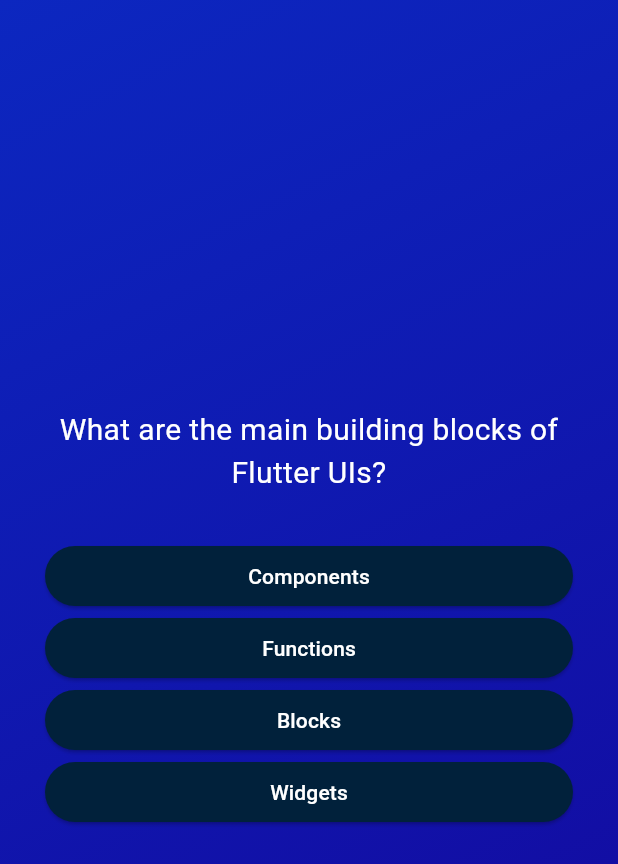
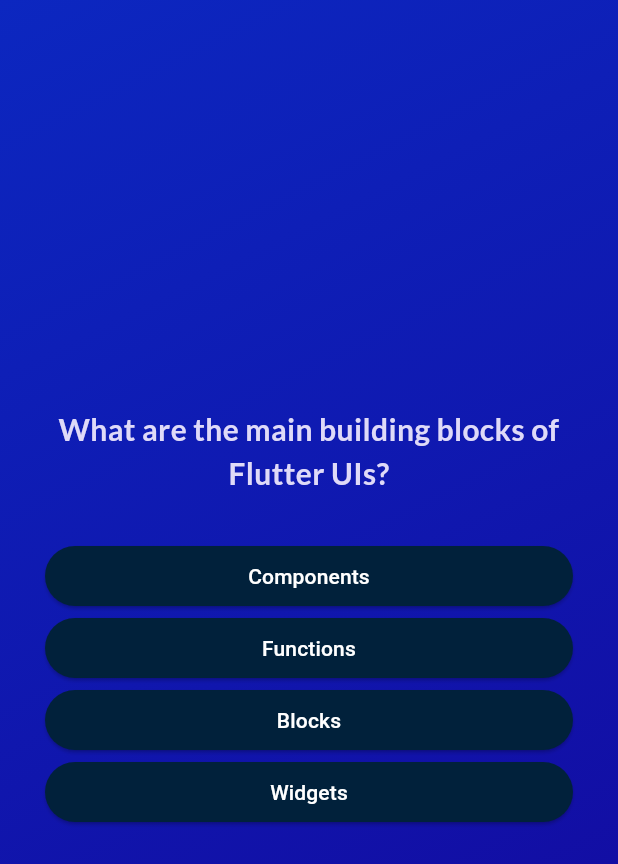
Before and after one commit to prabeshkunwar12/quiz_app, a Flutter app: the screen it shows after launch, after a tap on "Start Quiz", on a phone screen of 412 x 824 dp. Shown: the top 864 px of the screen. Run offline on Flutter 3.47's test engine with Material 3 defaults, Android fonts, the phone set to English and light mode, and no system bars; our stand-ins replace google_fonts.

Commit message:
added google fonts

```diff
--- a/lib/answer_button.dart
+++ b/lib/answer_button.dart
@@ -18,7 +18,10 @@ class AnswerButton extends StatelessWidget {
           borderRadius: BorderRadius.circular(40),
         ),
       ),
-      child: Text(text),
+      child: Text(
+        text,
+        textAlign: TextAlign.center,
+      ),
     );
   }
 }
--- a/lib/question_screen.dart
+++ b/lib/question_screen.dart
@@ -1,4 +1,5 @@
 import 'package:flutter/material.dart';
+import 'package:google_fonts/google_fonts.dart';
 import 'package:quiz_app/answer_button.dart';
 import 'package:quiz_app/data/questions.dart';
 
@@ -12,11 +13,17 @@ class QuestionScreen extends StatefulWidget {
 }
 
 class _QuestionScreenState extends State<QuestionScreen> {
-  void select() {}
+  var currentQuestionIndex = 0;
+
+  void selectAnswer() {
+    setState(() {
+      ++currentQuestionIndex;
+    });
+  }
 
   @override
   Widget build(BuildContext context) {
-    final currentQuestion = questions[0];
+    final currentQuestion = questions[currentQuestionIndex];
 
     return SizedBox(
       width: double.infinity,
@@ -28,9 +35,10 @@ class _QuestionScreenState extends State<QuestionScreen> {
           children: [
             Text(
               currentQuestion.text,
-              style: const TextStyle(
-                color: Colors.white,
+              style: GoogleFonts.lato(
+                color: const Color.fromARGB(255, 223, 218, 248),
                 fontSize: 20,
+                fontWeight: FontWeight.bold,
               ),
               textAlign: TextAlign.center,
             ),
@@ -38,7 +46,7 @@ class _QuestionScreenState extends State<QuestionScreen> {
               height: 30,
             ),
             ...currentQuestion.getShuffledAnswers().map((answer) {
-              return AnswerButton(text: answer, select: select);
+              return AnswerButton(text: answer, select: selectAnswer);
             })
           ],
         ),
--- a/lib/start_screen.dart
+++ b/lib/start_screen.dart
@@ -1,4 +1,5 @@
 import 'package:flutter/material.dart';
+import 'package:google_fonts/google_fonts.dart';
 
 class StartScreen extends StatelessWidget {
   const StartScreen(this.startQuiz, {super.key});
@@ -19,10 +20,10 @@ class StartScreen extends StatelessWidget {
           const SizedBox(
             height: 80,
           ),
-          const Text(
+          Text(
             'Learn Flutter The Fun Way!',
-            style: TextStyle(
-              color: Colors.white,
+            style: GoogleFonts.aBeeZee(
+              color: const Color.fromARGB(153, 255, 255, 255),
               fontSize: 24,
             ),
           ),
--- a/pubspec.yaml
+++ b/pubspec.yaml
@@ -35,6 +35,7 @@ dependencies:
   # The following adds the Cupertino Icons font to your application.
   # Use with the CupertinoIcons class for iOS style icons.
   cupertino_icons: ^1.0.6
+  google_fonts: ^6.2.1
 
 dev_dependencies:
   flutter_test:
```
Also changed, not shown: pubspec.lock, 1 other file.
